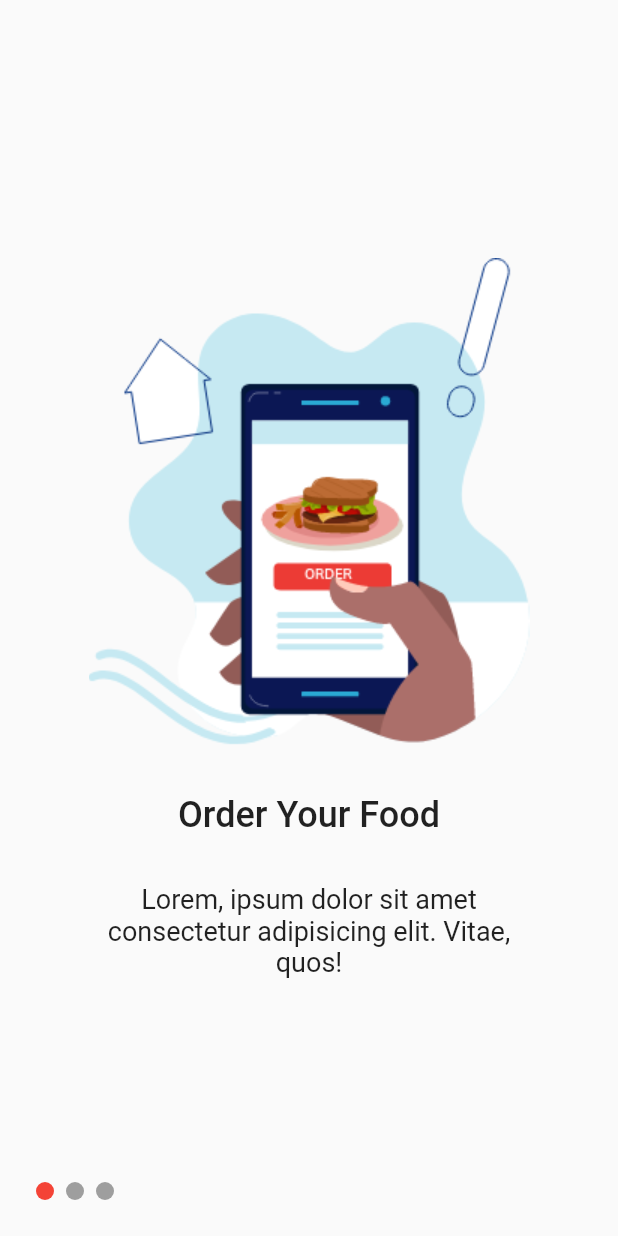
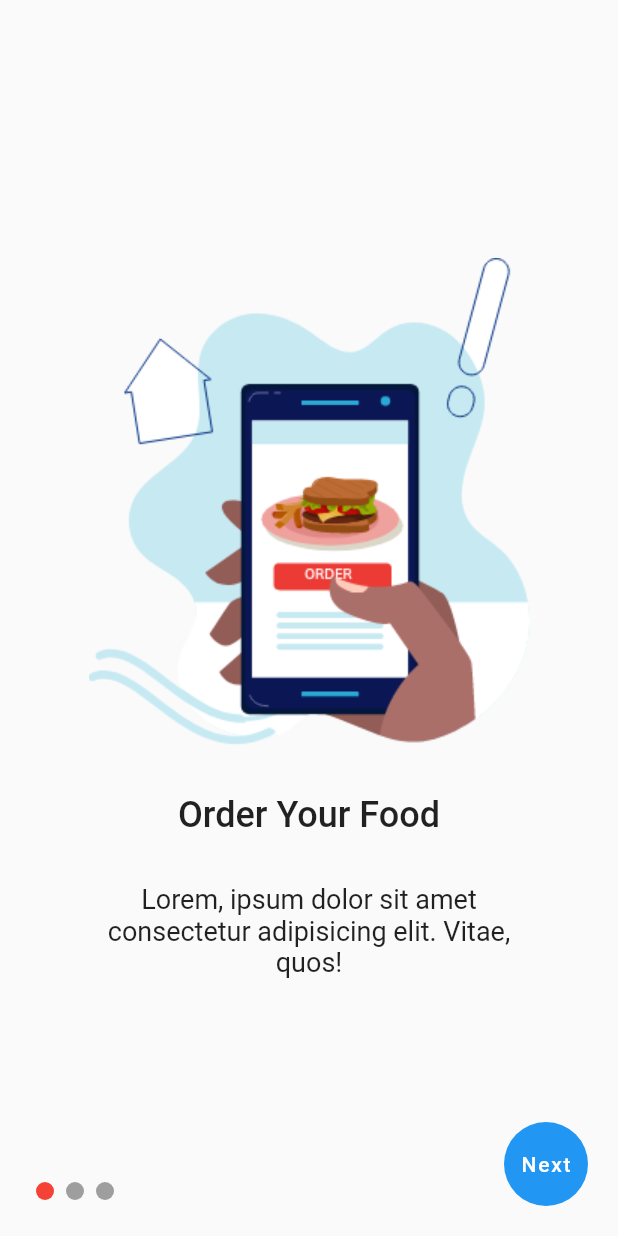
Before and after one commit to knhn1004/flutter_onboarding, a Flutter app: the screen it shows after launch, on a phone screen of 412 x 824 dp. Run offline on Flutter 3.47's test engine with Material 2 defaults, Android fonts, the phone set to English and light mode, and no system bars; our stand-ins replace get.

Commit message:
page controller

```diff
--- a/lib/controllers/onboarding_controller.dart
+++ b/lib/controllers/onboarding_controller.dart
@@ -1,8 +1,24 @@
+import 'package:flutter/widgets.dart';
 import 'package:flutter_onboarding/models/onboarding_info.dart';
 import 'package:get/state_manager.dart';
 
 class OnboardingController extends GetxController {
-  var selectedPageIndex = 0.obs;
+  final selectedPageIndex = 0.obs;
+  bool get isLastPage => selectedPageIndex.value == onboardingPages.length - 1;
+  final pageController = PageController();
+
+  nextPage() {
+    if (isLastPage) {
+      // go to home page
+      pageController.animateToPage(0,
+          duration: const Duration(milliseconds: 500), curve: Curves.easeIn);
+    } else {
+      pageController.nextPage(
+        duration: const Duration(milliseconds: 300),
+        curve: Curves.easeIn,
+      );
+    }
+  }
 
   List<OnboardingInfo> onboardingPages = [
     OnboardingInfo(
--- a/lib/views/onboarding_page.dart
+++ b/lib/views/onboarding_page.dart
@@ -3,7 +3,7 @@ import 'package:flutter_onboarding/controllers/onboarding_controller.dart';
 import 'package:get/state_manager.dart';
 
 class OnboardingPage extends StatelessWidget {
-  final controller = OnboardingController();
+  final _controller = OnboardingController();
 
   @override
   Widget build(BuildContext context) {
@@ -12,17 +12,18 @@ class OnboardingPage extends StatelessWidget {
         child: Stack(
           children: [
             PageView.builder(
-                onPageChanged: controller.selectedPageIndex,
-                itemCount: controller.onboardingPages.length,
+                controller: _controller.pageController,
+                onPageChanged: _controller.selectedPageIndex,
+                itemCount: _controller.onboardingPages.length,
                 itemBuilder: (ctx, i) {
                   return Container(
                       child: Column(
                           mainAxisAlignment: MainAxisAlignment.center,
                           children: [
-                        Image.asset(controller.onboardingPages[i].imageAsset),
+                        Image.asset(_controller.onboardingPages[i].imageAsset),
                         const SizedBox(height: 32),
                         Text(
-                          controller.onboardingPages[i].title,
+                          _controller.onboardingPages[i].title,
                           style: const TextStyle(
                               fontSize: 24, fontWeight: FontWeight.w500),
                         ),
@@ -30,7 +31,7 @@ class OnboardingPage extends StatelessWidget {
                         Padding(
                           padding: const EdgeInsets.symmetric(horizontal: 64),
                           child: Text(
-                            controller.onboardingPages[i].description,
+                            _controller.onboardingPages[i].description,
                             textAlign: TextAlign.center,
                             style: const TextStyle(fontSize: 18),
                           ),
@@ -42,18 +43,30 @@ class OnboardingPage extends StatelessWidget {
               left: 20,
               child: Row(
                 children: List.generate(
-                    controller.onboardingPages.length,
+                    _controller.onboardingPages.length,
                     (index) => Obx(() => Container(
                           margin: const EdgeInsets.all(4),
                           width: 12,
                           height: 12,
                           decoration: BoxDecoration(
-                            color: controller.selectedPageIndex.value == index
+                            color: _controller.selectedPageIndex.value == index
                                 ? Colors.red
                                 : Colors.grey,
                             shape: BoxShape.circle,
                           ),
                         ))),
+              ),
+            ),
+            Positioned(
+              right: 20,
+              bottom: 20,
+              child: FloatingActionButton(
+                elevation: 0,
+                child:
+                    Obx(() => Text(_controller.isLastPage ? 'Start' : 'Next')),
+                onPressed: () {
+                  _controller.nextPage();
+                },
               ),
             )
           ],
```
